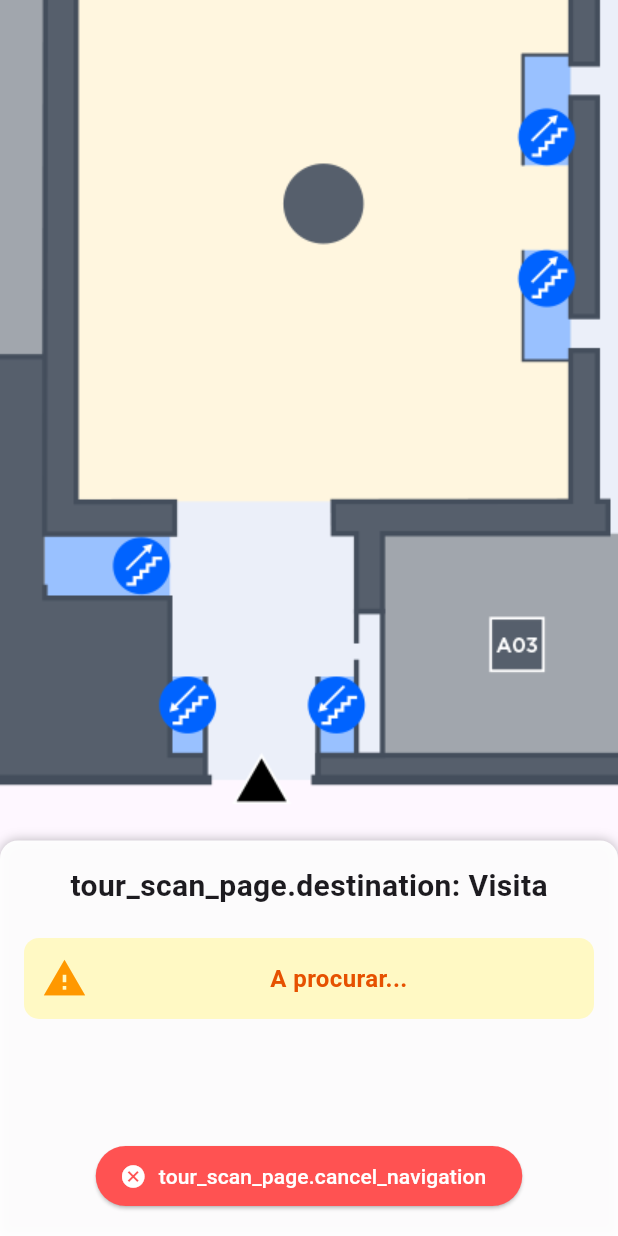
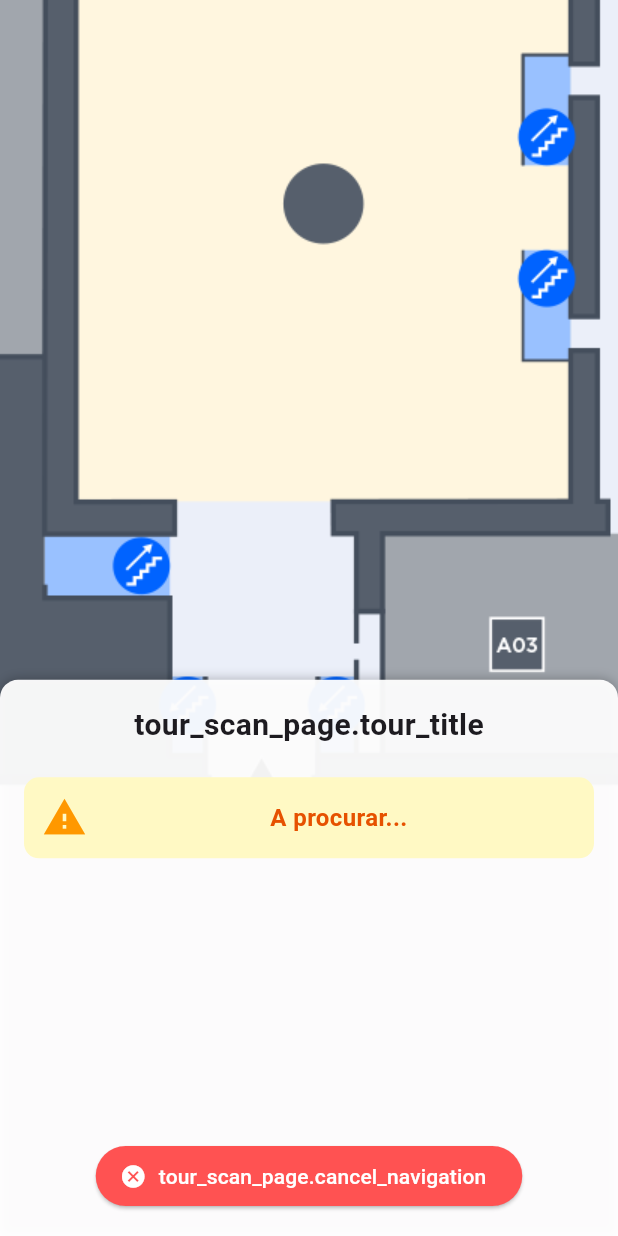
Before and after one commit to Tomasalexpt30/projetogpsnovo_2406, a Flutter app: the TourScanPage screen opened directly, on a phone screen of 412 x 824 dp. Run offline on Flutter 3.47's test engine with Material 3 defaults, Android fonts, the phone set to English and light mode, and no system bars; our stand-ins replace audioplayers, diacritic, easy_localization, flutter_blue_plus, flutter_tts, google_fonts and 5 more; accounts and stored records are empty.

Commit message:
Modo visita 70%

```diff
--- a/assets/lang/pt.json
+++ b/assets/lang/pt.json
@@ -94,12 +94,13 @@
     "close_popup": "Fechar"
   },
   "tour_scan_page": {
-    "destination": "Destino",
+    "tour_title": "Visita Guiada",
     "current_location": "Local Atual",
     "next": "Próximo",
     "description": "Descrição",
     "cancel_navigation": "Cancelar Visita",
-    "tour_end": "A Visita Guiada chegou ao fim. Obrigado por usar a nossa aplicação!"
+    "tour_end": "A Visita Guiada chegou ao fim. Obrigado por usar a nossa aplicação!",
+    "got_to_entrance": "Dirija-se à entrada para iniciar a visita guiada"
   },
   "privacy_policy": {
     "title": "Política de Privacidade",
--- a/assets/tts/tour/tour_pt.json
+++ b/assets/tts/tour/tour_pt.json
@@ -2,7 +2,8 @@
   "alerts": {
     "tour_end_alert": "A Visita Guiada chegou ao fim. Obrigado por usar a nossa aplicação!",
     "searching_alert": "A procurar...",
-    "guided_tour_arrived": "Chegou a"
+    "guided_tour_arrived": "Chegou a",
+    "got_to_entrance_alert": "Dirija-se à entrada para iniciar a visita guiada."
   },
 
 
@@ -14,7 +15,7 @@
       "beacon_connections": ["Beacon 2", "Beacon 3"],
 
       "historical_point_name": "Entrada Principal",
-      "historical_point_message": "Este é o ponto de entrada principal da Universidade Autónoma de Lisboa, um local por onde passam diariamente centenas de estudantes.",
+      "historical_point_message": "O busto de Luís de Camões, em bronze, é do Mestre Escultor Joaquim Correia datada de 1957, encomendado pela família de Frank Silva e doada à cidade de Toronto.\nO busto foi oficialmente inaugurado a 10 de junho de 1982 numa cerimónia pública presidida por Arthur C. Eggleton, então presidente da Câmara Municipal de Toronto. \nA 30 de maio de 2001, foi reinaugurado pelo Presidente da República Portuguesa de então, Jorge Sampaio e em 2013 por iniciativa do comendador Manuel da Costa, por ocasião do 60.º aniversário da chegada oficial dos portugueses ao Canadá o espaço envolvente foi reformulado dando origem à Camões Square. \nTal como em Toronto a evocação em bronze do patrono da Universidade Autónoma de Lisboa aqui presente relembra a importância do épico para a expansão da cultura e da língua portuguesa.\n",
 
       "beacon_instructions": {
         "Beacon 1-Entrada": "Instrução Beacon 1 para Entrada",
--- a/lib/pages/tour/tour_scan.dart
+++ b/lib/pages/tour/tour_scan.dart
@@ -362,9 +362,9 @@ class _TourScanPageState extends State<TourScanPage> with TickerProviderStateMix
             ),
           ),
           DraggableScrollableSheet(
-            minChildSize: 0.20,
-            maxChildSize: 0.80,
-            initialChildSize: _calculateInitialChildSize(), // Dynamic size based on content
+            minChildSize: 0.45,
+            maxChildSize: 0.45,
+            initialChildSize: 0.45, // Dynamic size based on content
             builder: (context, controller) {
               return Container(
                 padding: const EdgeInsets.all(16),
@@ -377,7 +377,7 @@ class _TourScanPageState extends State<TourScanPage> with TickerProviderStateMix
                   crossAxisAlignment: CrossAxisAlignment.center,
                   children: [
                     Text(
-                      '${'tour_scan_page.destination'.tr()}: ${widget.destino}',
+                      '${'tour_scan_page.tour_title'.tr()}',
                       style: const TextStyle(fontSize: 20, fontWeight: FontWeight.bold),
                     ),
                     const SizedBox(height: 20),
@@ -418,14 +418,6 @@ class _TourScanPageState extends State<TourScanPage> with TickerProviderStateMix
     );
   }
 
-// Função para calcular o tamanho inicial com base no comprimento da mensagem
-  double _calculateInitialChildSize() {
-    if (ultimaInstrucaoFalada.length > 100) { // Ajuste do limite conforme necessário
-      return 0.6; // Aumenta o tamanho se a mensagem for longa
-    } else {
-      return 0.32; // Tamanho padrão
-    }
-  }
 
 // Widget para exibir o contêiner de mensagens
   Widget _buildMessageContainer() {
```
